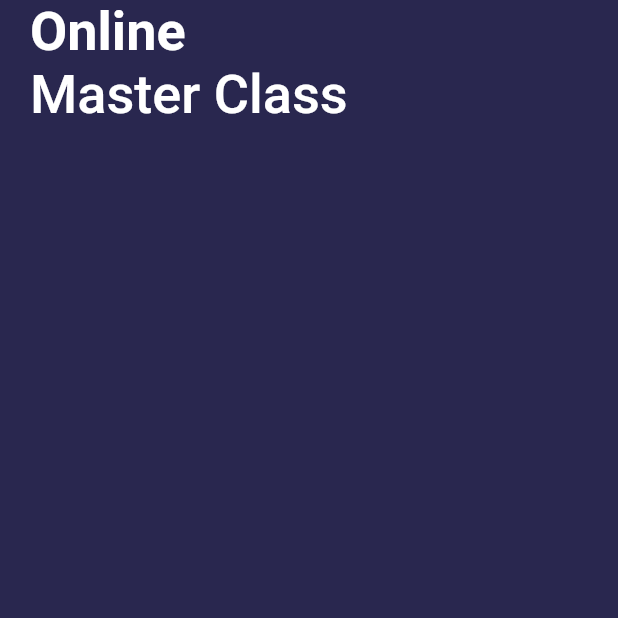
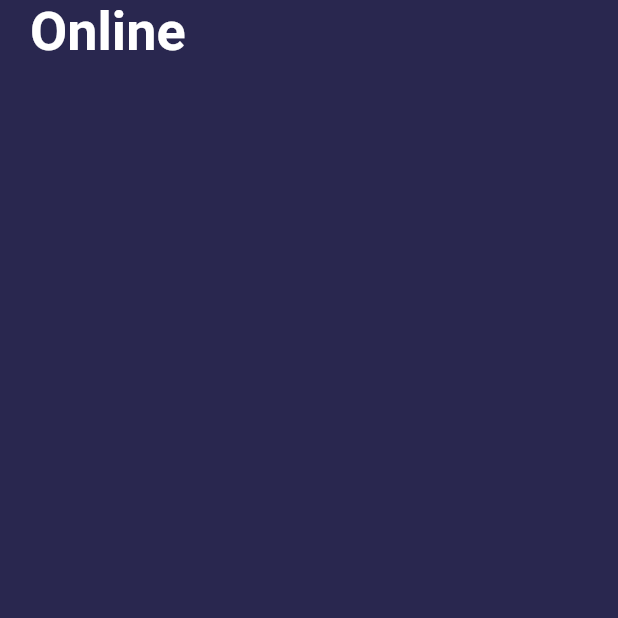
Before and after one commit to Emyeeeel/mobile_course_app_ui, a Flutter app: the screen it shows after launch, on a phone screen of 412 x 824 dp, the top half of it. Run offline on Flutter 3.47's test engine with Material 2 defaults, Android fonts, the phone set to English and light mode, and no system bars; our stand-ins replace device_preview, google_fonts.

```diff
--- a/lib/main.dart
+++ b/lib/main.dart
@@ -1,22 +1,28 @@
+import 'package:app_ui/pages/home_screen.dart';
+import 'package:device_preview/device_preview.dart';
+import 'package:flutter/foundation.dart';
 import 'package:flutter/material.dart';
 
-import 'pages/home_screen.dart';
-
-void main() {
-  runApp(MyApp());
-}
+void main() => runApp(
+      DevicePreview(
+        enabled: !kReleaseMode,
+        builder: (context) => MyApp(), // Wrap your app
+      ),
+    );
 
 class MyApp extends StatelessWidget {
-  const MyApp({Key? key}) : super(key: key);
-
   @override
   Widget build(BuildContext context) {
     return MaterialApp(
-        title: 'Flutter UI',
-        debugShowCheckedModeBanner: false,
-        theme: ThemeData(
-          primaryColor: const Color(0xFF29274F),
-        ),
-        home: const Homescreen());
+      // ignore: deprecated_member_use
+      useInheritedMediaQuery: true,
+      locale: DevicePreview.locale(context),
+      builder: DevicePreview.appBuilder,
+      debugShowCheckedModeBanner: false,
+      theme: ThemeData(
+        primaryColor: const Color(0xFF29274F),
+      ),
+      home: const Homescreen(),
+    );
   }
 }
--- a/lib/pages/home_screen.dart
+++ b/lib/pages/home_screen.dart
@@ -30,16 +30,8 @@ class _HomeScreenState extends State<Homescreen> {
                     color: Colors.white,
                   ),
                 ),
-                Text(
-                  'Master Class',
-                  style: GoogleFonts.roboto(
-                    fontSize: 36,
-                    fontWeight: FontWeight.w500,
-                    color: Colors.white,
-                  ),
-                )
               ],
-            )
+            ),
           ],
         ),
       ),
--- a/pubspec.yaml
+++ b/pubspec.yaml
@@ -32,10 +32,14 @@ dependencies:
     sdk: flutter
 
 
+
   # The following adds the Cupertino Icons font to your application.
   # Use with the CupertinoIcons class for iOS style icons.
   cupertino_icons: ^1.0.2
   google_fonts: ^6.1.0
+  flutter_layout_grid: ^2.0.5
+  figma_layout_grid: ^0.3.2
+  device_preview: ^1.1.0
 
 dev_dependencies:
   flutter_test:
```
Also changed, not shown: pubspec.lock, 1 other file.
